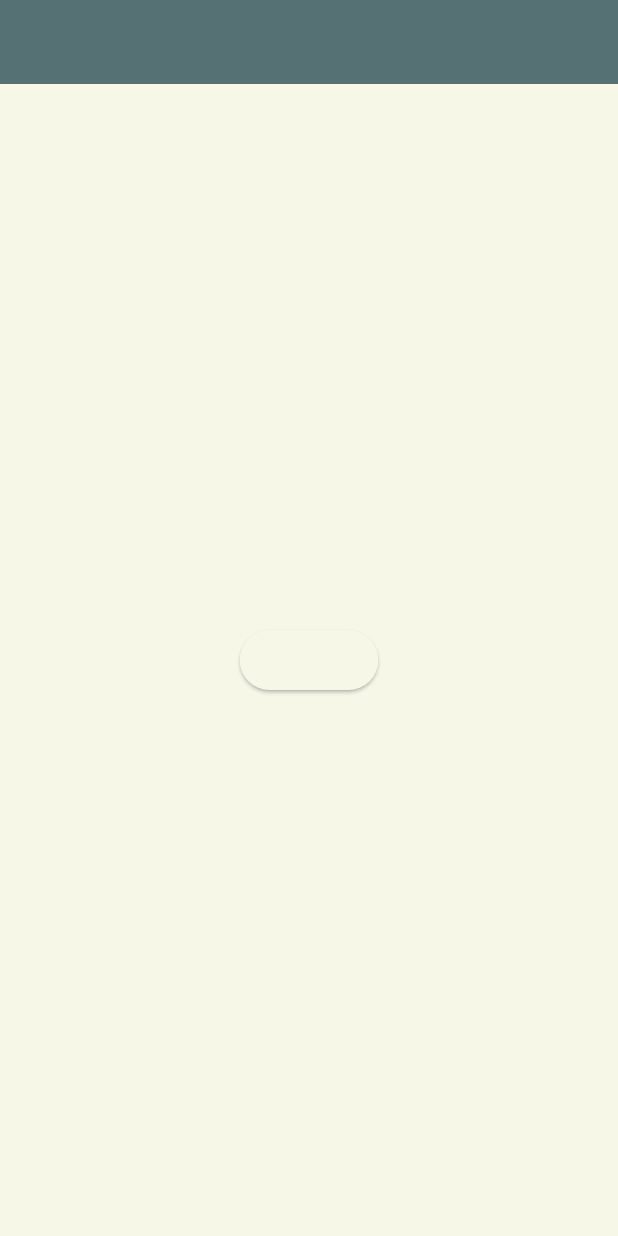
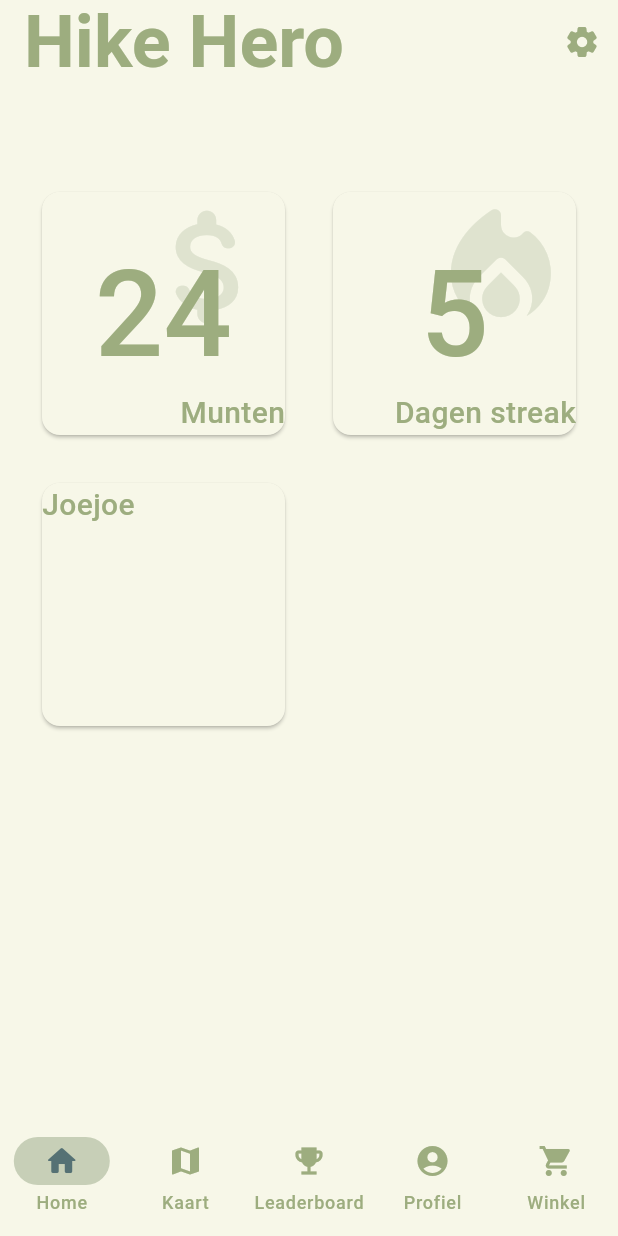
Before and after one commit to joukecooper/IPMEDT4, a Flutter app: the screen it shows once a user with an empty profile is signed in, on a phone screen of 412 x 824 dp. Run offline on Flutter 3.47's test engine with Material 3 defaults, Android fonts, the phone set to English and light mode, and no system bars; our stand-ins replace firebase_auth, firebase_core, google_fonts; accounts and stored records are empty; Roboto replaces fonts that are missing (Dosis).

Commit message:
homepage starting position

```diff
--- a/lib/pages/home_page.dart
+++ b/lib/pages/home_page.dart
@@ -1,8 +1,14 @@
 import 'dart:async';
 
+import 'package:flutter/cupertino.dart';
 import 'package:flutter/material.dart';
+import 'package:flutter/widgets.dart';
 import 'package:ipmedt4/pages/login_page.dart';
 import 'package:ipmedt4/services/auth_service.dart';
+import '../themedata.dart';
+
+import '../components/header.dart';
+import '../components/footer.dart';
 
 class HomePage extends StatefulWidget {
   const HomePage({super.key});
@@ -12,46 +18,79 @@ class HomePage extends StatefulWidget {
 }
 
 class _HomePageState extends State<HomePage> {
-  final _auth = AuthService();
-
-  late StreamSubscription _loginSubscription;
-
-  @override
-  void initState() {
-    super.initState();
-    _loginSubscription = _auth.listenToUser().listen((user) {
-      if (user == null) {
-        Navigator.pushReplacement(
-            context,
-            MaterialPageRoute(
-                builder: (context) => LoginPage(title: "Je bent uitgelogd")));
-      }
-    });
-  }
 
   @override
   Widget build(BuildContext context) {
     return Scaffold(
-        appBar: AppBar(
-          // TRY THIS: Try changing the color here to a specific color (to
-          // Colors.amber, perhaps?) and trigger a hot reload to see the AppBar
-          // change color while the other colors stay the same.
-          backgroundColor: Theme.of(context).colorScheme.inversePrimary,
-          // Here we take the value from the MyHomePage object that was created by
-          // the App.build method, and use it to set our appbar title.
-          title: Text(_auth.getUser()?.email ?? "User not found"),
-        ),
-        body: Center(
-          child: ElevatedButton(
-            onPressed: () => {_auth.logout()},
-            child: Text("Logout"),
-          ),
-        ));
-  }
-
-  @override
-  void dispose() {
-    super.dispose();
-    _loginSubscription.cancel();
+      appBar: const Header(),
+      bottomNavigationBar: const Footer(),
+      body: Padding(
+        padding: const EdgeInsets.all(24),
+        child: GridView.count(
+          crossAxisCount: 2,
+          crossAxisSpacing: 24,
+          mainAxisSpacing: 24,
+          children: [
+            Card (
+              child: Stack(
+                children: [
+                  Align(
+                    alignment: Alignment.topRight,
+                    child: Icon(
+                      color: secondaryColor.withOpacity(0.5),
+                      size: 100.0,
+                      Icons.attach_money_rounded,
+                    )
+                  ),
+                  const Align(
+                    alignment: Alignment.center,
+                    child: Text(
+                      "24",
+                      style: TextStyle(fontSize: 80)
+                    ),
+                  ),
+                  const Align(
+                    alignment: Alignment.bottomRight,
+                    child: Text(
+                      "Munten",
+                    )
+                  )
+                ]
+              ),
+            ),
+            Card(
+              child: Stack(
+                children: [
+                  Align(
+                    alignment: Alignment.topRight,
+                    child: Icon(
+                      color: secondaryColor.withOpacity(0.5),
+                      size: 100.0,
+                      Icons.local_fire_department_rounded,
+                    )
+                  ),
+                  const Align(
+                    alignment: Alignment.center,
+                    child: Text(
+                      "5",
+                      style: TextStyle(fontSize: 80)
+                    ),
+                  ),
+                  const Align(
+                    alignment: Alignment.bottomRight,
+                    child: Text(
+                      "Dagen streak",
+                    )
+                  )
+                ]
+              ),
+            ),
+            const Card(
+              child: Text("Joejoe"),
+            )
+          ]
+        )
+      ),
+    );
   }
 }
```
